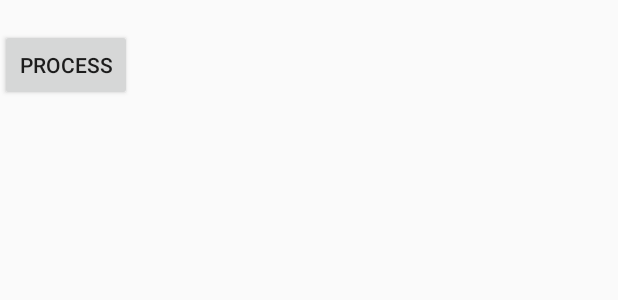
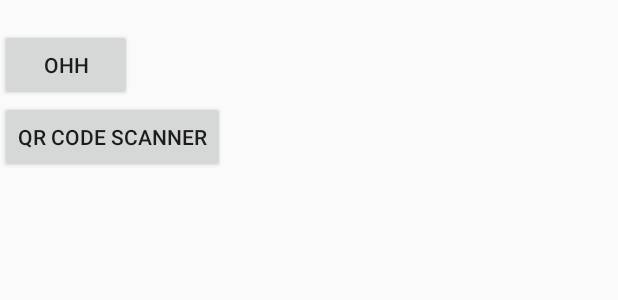
Before and after one commit to 2017-Arizona-Opportunity-Hack/Team7, an Android app: the layout activity_main.xml on its own in the app's theme, with its tools: preview values and no code run, on a phone screen of 412 x 824 dp. Shown: the top 300 px of the screen. Run offline under Robolectric (Android 15) with nearby library versions, the phone set to English and light mode, and no system bars.

Commit message:
Barcode Scanner is done - Nick

```diff
--- a/JoshuaTree/app/build.gradle
+++ b/JoshuaTree/app/build.gradle
@@ -30,5 +30,7 @@ dependencies {
     compile fileTree(dir: 'libs', include: ['*.jar'])
     compile 'com.android.support:appcompat-v7:25.0.0'
     compile 'com.google.android.gms:play-services:7.8+'
+    compile 'com.google.zxing:core:3.2.1'
+    compile 'com.journeyapps:zxing-android-embedded:3.2.0@aar'
     testCompile 'junit:junit:4.12'
 }
--- a/JoshuaTree/app/src/main/res/layout/activity_main.xml
+++ b/JoshuaTree/app/src/main/res/layout/activity_main.xml
@@ -16,8 +16,16 @@
         <Button
             android:layout_width="wrap_content"
             android:layout_height="wrap_content"
-            android:text="Process"
+            android:text="ohh"
             android:id="@+id/button"
+            android:layout_alignParentTop="true"
+            android:layout_alignParentStart="true" />
+
+        <Button
+            android:layout_width="wrap_content"
+            android:layout_height="wrap_content"
+            android:text="QR Code Scanner"
+            android:id="@+id/scan_btn"
             android:layout_alignParentTop="true"
             android:layout_alignParentStart="true" />
         <ImageView
```
Also changed, not shown: JoshuaTree/app/src/main/java/com/joshuatree/joshuatree/MainActivity.java (+33 -0 lines).
